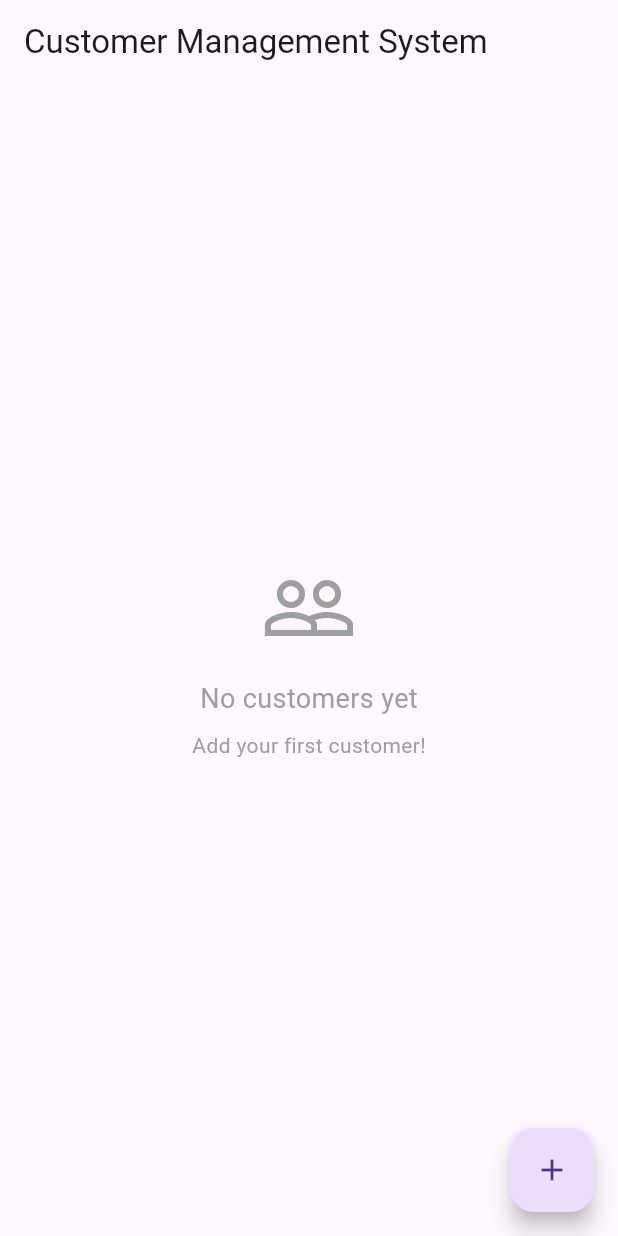
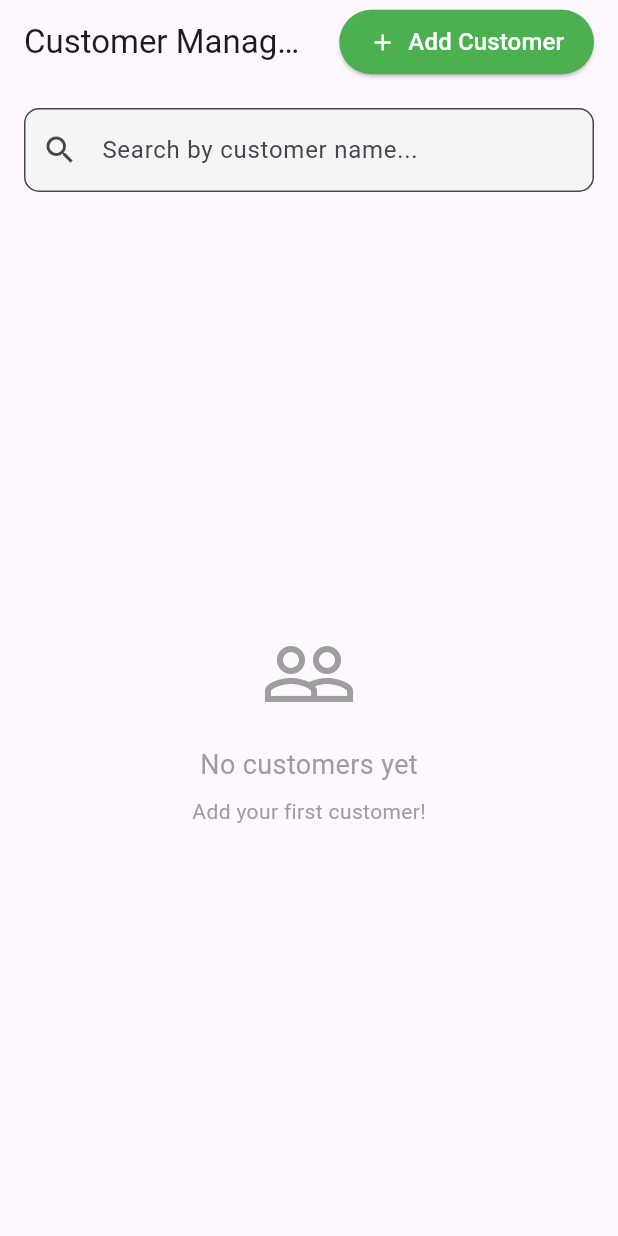
Before and after one commit to Mohsin-Zeeshan/KurveCRUD, a Flutter app: the screen it shows after launch, on a phone screen of 412 x 824 dp. Run offline on Flutter 3.47's test engine with Material 3 defaults, Android fonts, the light colour scheme and no system bars; network calls fail.

Commit message:
improved the system by adding a search bar and had data entry protection

```diff
--- a/frontend/lib/main.dart
+++ b/frontend/lib/main.dart
@@ -53,16 +53,36 @@ class CustomerListScreen extends StatefulWidget {
 
 class _CustomerListScreenState extends State<CustomerListScreen> {
   List<Customer> customers = [];
+  List<Customer> filteredCustomers = [];
   bool isLoading = true;
+  final TextEditingController searchController = TextEditingController();
 
-
-  // For Web (Chrome): http://localhost:5000/api
   final String baseUrl = 'http://localhost:5000/api';
 
   @override
   void initState() {
     super.initState();
     fetchCustomers();
+    searchController.addListener(_filterCustomers);
+  }
+
+  @override
+  void dispose() {
+    searchController.dispose();
+    super.dispose();
+  }
+
+  void _filterCustomers() {
+    final query = searchController.text.toLowerCase();
+    setState(() {
+      if (query.isEmpty) {
+        filteredCustomers = customers;
+      } else {
+        filteredCustomers = customers
+            .where((customer) => customer.name.toLowerCase().contains(query))
+            .toList();
+      }
+    });
   }
 
   // Fetch all customers from backend
@@ -78,6 +98,7 @@ class _CustomerListScreenState extends State<CustomerListScreen> {
         final List<dynamic> data = json.decode(response.body);
         setState(() {
           customers = data.map((json) => Customer.fromJson(json)).toList();
+          filteredCustomers = customers;
           isLoading = false;
         });
       } else {
@@ -125,6 +146,7 @@ class _CustomerListScreenState extends State<CustomerListScreen> {
     final emailController = TextEditingController();
 
     showDialog(
+      // Labels and hint text for the input fields
       context: context,
       builder: (BuildContext context) {
         return AlertDialog(
@@ -137,6 +159,7 @@ class _CustomerListScreenState extends State<CustomerListScreen> {
                 decoration: const InputDecoration(
                   labelText: 'Name',
                   border: OutlineInputBorder(),
+                  hintText: 'Enter customer name',
                 ),
               ),
               const SizedBox(height: 10),
@@ -145,6 +168,7 @@ class _CustomerListScreenState extends State<CustomerListScreen> {
                 decoration: const InputDecoration(
                   labelText: 'Age',
                   border: OutlineInputBorder(),
+                  hintText: 'Enter age (1-120)',
                 ),
                 keyboardType: TextInputType.number,
               ),
@@ -154,6 +178,7 @@ class _CustomerListScreenState extends State<CustomerListScreen> {
                 decoration: const InputDecoration(
                   labelText: 'Email',
                   border: OutlineInputBorder(),
+                  hintText: 'Enter email address',
                 ),
                 keyboardType: TextInputType.emailAddress,
               ),
@@ -168,11 +193,33 @@ class _CustomerListScreenState extends State<CustomerListScreen> {
             ),
             ElevatedButton(
               onPressed: () async {
+                // Client-side validation
+                final name = nameController.text.trim();
+                final ageText = ageController.text.trim();
+                final email = emailController.text.trim();
+
                 // Validate inputs
-                if (nameController.text.isEmpty ||
-                    ageController.text.isEmpty ||
-                    emailController.text.isEmpty) {
+                if (name.isEmpty || ageText.isEmpty || email.isEmpty) {
                   showSnackBar('Please fill all fields');
+                  return;
+                }
+
+                // Validate name doesn't contain numbers
+                if (name.contains(RegExp(r'[0-9]'))) {
+                  showSnackBar('Name cannot contain numbers');
+                  return;
+                }
+
+                // Validate age
+                final age = int.tryParse(ageText);
+                if (age == null || age < 1 || age > 120) {
+                  showSnackBar('Age must be between 1 and 120');
+                  return;
+                }
+
+                // Validate email contains @
+                if (!email.contains('@')) {
+                  showSnackBar('Email must contain @ symbol');
                   return;
                 }
 
@@ -182,9 +229,9 @@ class _CustomerListScreenState extends State<CustomerListScreen> {
                     Uri.parse('$baseUrl/customers'),
                     headers: {'Content-Type': 'application/json'},
                     body: json.encode({
-                      'name': nameController.text,
-                      'age': int.parse(ageController.text),
-                      'email': emailController.text,
+                      'name': name,
+                      'age': age,
+                      'email': email,
                     }),
                   );
 
@@ -194,7 +241,8 @@ class _CustomerListScreenState extends State<CustomerListScreen> {
                     showSnackBar('Customer added successfully');
                     fetchCustomers(); // Refresh the list
                   } else {
-                    showSnackBar('Failed to add customer');
+                    final error = json.decode(response.body)['error'] ?? 'Failed to add customer';
+                    showSnackBar(error);
                   }
                 } catch (e) {
                   showSnackBar('Error: $e');
@@ -213,25 +261,65 @@ class _CustomerListScreenState extends State<CustomerListScreen> {
     return Scaffold(
       appBar: AppBar(
         title: const Text('Customer Management System'),
-        // Simple blue AppBar - nothing fancy
+        actions: [
+          Padding(
+            padding: const EdgeInsets.only(right: 16.0),
+            child: ElevatedButton.icon(
+              onPressed: showAddCustomerDialog,
+              icon: const Icon(Icons.add, color: Colors.white),
+              label: const Text(
+                'Add Customer',
+                style: TextStyle(color: Colors.white, fontSize: 16),
               ),
-      body: isLoading
+              style: ElevatedButton.styleFrom(
+                backgroundColor: Colors.green,
+                padding: const EdgeInsets.symmetric(horizontal: 20, vertical: 10),
+              ),
+            ),
+          ),
+        ],
+      ),
+      body: Column(
+        children: [
+          // Search Bar
+          Padding(
+            padding: const EdgeInsets.all(16.0),
+            child: TextField(
+              controller: searchController,
+              decoration: InputDecoration(
+                hintText: 'Search by customer name...',
+                prefixIcon: const Icon(Icons.search),
+                border: OutlineInputBorder(
+                  borderRadius: BorderRadius.circular(10),
+                ),
+                filled: true,
+                fillColor: Colors.grey[100],
+              ),
+            ),
+          ),
+          // Customer List
+          Expanded(
+            child: isLoading
                 ? const Center(child: CircularProgressIndicator())
-          : customers.isEmpty
-              ? const Center(
+                : filteredCustomers.isEmpty
+                    ? Center(
                         child: Column(
                           mainAxisAlignment: MainAxisAlignment.center,
                           children: [
-                      Icon(Icons.people_outline, size: 64, color: Colors.grey),
-                      SizedBox(height: 16),
+                            const Icon(Icons.people_outline, size: 64, color: Colors.grey),
+                            const SizedBox(height: 16),
                             Text(
-                        'No customers yet',
-                        style: TextStyle(fontSize: 18, color: Colors.grey),
+                              searchController.text.isEmpty
+                                  ? 'No customers yet'
+                                  : 'No customers found matching "${searchController.text}"',
+                              style: const TextStyle(fontSize: 18, color: Colors.grey),
                             ),
-                      SizedBox(height: 8),
+                            const SizedBox(height: 8),
                             Text(
-                        'Add your first customer!',
-                        style: TextStyle(color: Colors.grey),
+                              searchController.text.isEmpty
+                                  ? 'Add your first customer!'
+                                  : 'Try a different search term',
+                              style: const TextStyle(color: Colors.grey),
                             ),
                           ],
                         ),
@@ -239,9 +327,9 @@ class _CustomerListScreenState extends State<CustomerListScreen> {
                     : RefreshIndicator(
                         onRefresh: fetchCustomers,
                         child: ListView.builder(
-                    itemCount: customers.length,
+                          itemCount: filteredCustomers.length,
                           itemBuilder: (context, index) {
-                      final customer = customers[index];
+                            final customer = filteredCustomers[index];
                             return Card(
                               margin: const EdgeInsets.symmetric(horizontal: 16, vertical: 8),
                               elevation: 2,
@@ -300,10 +388,8 @@ class _CustomerListScreenState extends State<CustomerListScreen> {
                           },
                         ),
                       ),
-      floatingActionButton: FloatingActionButton(
-        onPressed: showAddCustomerDialog,
-        tooltip: 'Add Customer',
-        child: const Icon(Icons.add),
+          ),
+        ],
       ),
     );
   }
```
Also changed, not shown: 2 other files. Lines whose indentation alone changed are shown as unchanged.
